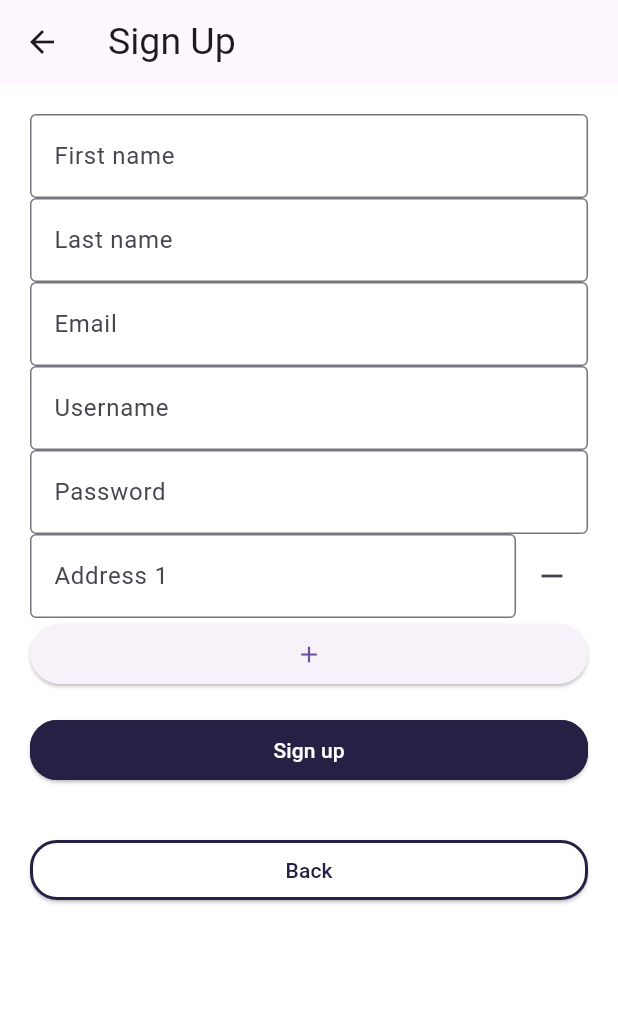
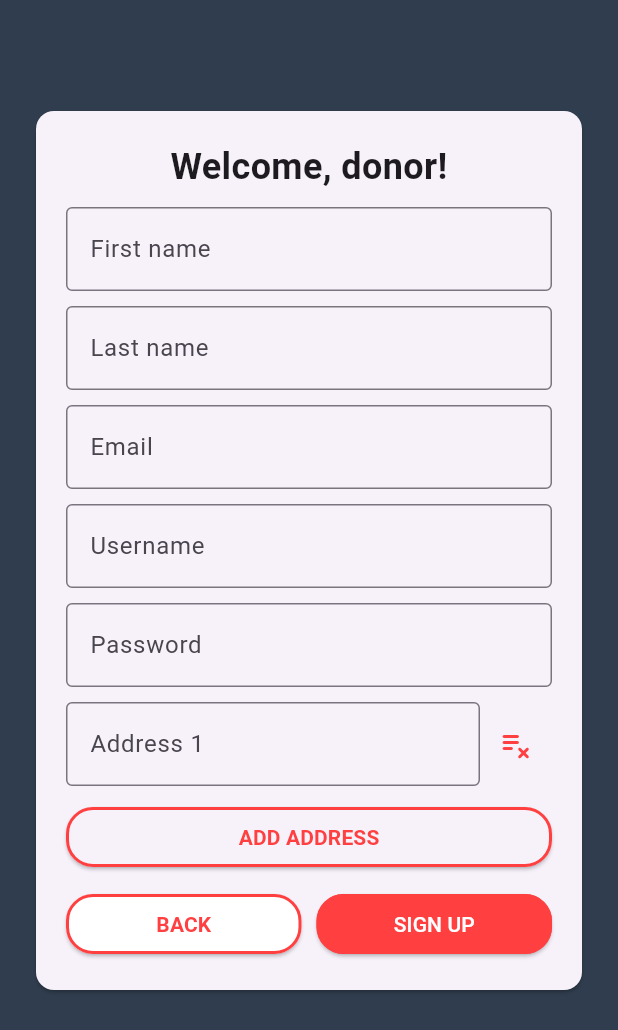
Before and after one commit to ICS-CMSC-23/donation-drive-app, a Flutter app: the SignUpPage screen opened by its route, on a phone screen of 412 x 824 dp. Shown: the top 1030 px of the screen. Run offline on Flutter 3.47's test engine with Material 3 defaults, Android fonts, the phone set to English and light mode, and no system bars; our stand-ins replace email_validator, firebase_auth, firebase_core; accounts and stored records are empty.

Commit message:
ui: updated design of sign up for donors

```diff
--- a/lib/screens/sign_up_page.dart
+++ b/lib/screens/sign_up_page.dart
@@ -1,5 +1,6 @@
 import 'package:flutter/material.dart';
 import 'package:email_validator/email_validator.dart';
+import 'package:flutter/widgets.dart';
 import 'package:provider/provider.dart';
 import '../provider/auth_provider.dart';
 
@@ -94,17 +95,15 @@ class _SignUpPageState extends State<SignUpPage> {
           return null;
         });
 
-    final signUpButton = Padding(
-      padding: const EdgeInsets.symmetric(vertical: 16.0),
-      child: ElevatedButton(
+    final signUpButton = ElevatedButton(
       style: ButtonStyle(
         backgroundColor: const MaterialStatePropertyAll<Color>(
-              Color.fromARGB(255, 38, 32, 69)),
+            Color.fromRGBO(255, 63, 64, 1)),
         shape: MaterialStateProperty.all<RoundedRectangleBorder>(
           RoundedRectangleBorder(
             borderRadius: BorderRadius.circular(18.0),
             side: const BorderSide(
-                  color: Color.fromARGB(255, 38, 32, 69), width: 2.0),
+                color: Color.fromRGBO(255, 63, 64, 1), width: 2.0),
           ),
         ),
       ),
@@ -116,56 +115,64 @@ class _SignUpPageState extends State<SignUpPage> {
           if (context.mounted) Navigator.pop(context);
         }
       },
-        child: const Text('Sign up', style: TextStyle(color: Colors.white)),
-      ),
+      child: const Text('SIGN UP', style: TextStyle(color: Colors.white)),
     );
 
-    final backButton = Padding(
-      padding: const EdgeInsets.symmetric(vertical: 16.0),
-      child: ElevatedButton(
+    final backButton = ElevatedButton(
       style: ButtonStyle(
         backgroundColor: const MaterialStatePropertyAll<Color>(Colors.white),
         shape: MaterialStateProperty.all<RoundedRectangleBorder>(
           RoundedRectangleBorder(
             borderRadius: BorderRadius.circular(18.0),
             side: const BorderSide(
-                  color: Color.fromARGB(255, 38, 32, 69), width: 2.0),
+                color: Color.fromRGBO(255, 63, 64, 1), width: 2.0),
           ),
         ),
       ),
       onPressed: () async {
         Navigator.pop(context);
       },
-        child: const Text('Back',
-            style: TextStyle(color: Color.fromARGB(255, 38, 32, 69))),
-      ),
+      child: const Text('BACK',
+          style: TextStyle(
+              fontWeight: FontWeight.bold,
+              color: Color.fromRGBO(255, 63, 64, 1))),
     );
 
     return Scaffold(
-      appBar: AppBar(
-        title: const Text(
-          "Sign Up",
-          textAlign: TextAlign.center,
-          style: TextStyle(fontSize: 25),
-        ),
-      ),
-      backgroundColor: Colors.white,
+      backgroundColor: const Color.fromRGBO(48, 61, 78, 1),
       body: SingleChildScrollView(
         child: Center(
           child: Form(
             key: _formKey,
+            child: Padding(
+                padding: const EdgeInsets.fromLTRB(20, 70, 20, 20),
+                child: Card(
                     child: Padding(
                   padding: const EdgeInsets.all(20),
                   child: Column(
                     crossAxisAlignment: CrossAxisAlignment.stretch,
                     mainAxisAlignment: MainAxisAlignment.center,
                     children: [
+                      const Text(
+                        "Welcome, donor!",
+                        textAlign: TextAlign.center,
+                        style: TextStyle(
+                            fontSize: 24, fontWeight: FontWeight.bold),
+                      ),
+                      const SizedBox(height: 10),
                       firstName,
+                      const SizedBox(height: 10),
                       lastName,
+                      const SizedBox(height: 10),
                       email,
+                      const SizedBox(height: 10),
                       username,
+                      const SizedBox(height: 10),
                       password,
+                      const SizedBox(height: 10),
                       for (var i = 0; i < addressesController.length; i++)
+                        Column(
+                          children: [
                             Row(children: [
                               Expanded(
                                   child: TextFormField(
@@ -175,27 +182,59 @@ class _SignUpPageState extends State<SignUpPage> {
                                   border: const OutlineInputBorder(),
                                 ),
                               )),
+                              const SizedBox(height: 10),
                               IconButton(
-                          icon: const Icon(Icons.remove),
+                                  color: const Color.fromRGBO(255, 63, 64, 1),
+                                  icon:
+                                      const Icon(Icons.playlist_remove_rounded),
                                   onPressed: () {
                                     setState(() {
                                       addressesController.removeAt(i);
                                     });
                                   })
                             ]),
+                            const SizedBox(height: 10),
+                          ],
+                        ),
                       ElevatedButton(
+                        style: ButtonStyle(
+                          foregroundColor:
+                              const MaterialStatePropertyAll<Color>(
+                                  Color.fromRGBO(255, 63, 64,
+                                      1)), // Set the icon/text color
+                          side: const MaterialStatePropertyAll<BorderSide>(
+                              BorderSide(
+                                  color: Color.fromRGBO(255, 63, 64, 1),
+                                  width: 2.0) // Outline color
+                              ),
+                          shape:
+                              MaterialStatePropertyAll<RoundedRectangleBorder>(
+                            RoundedRectangleBorder(
+                              borderRadius: BorderRadius.circular(
+                                  18.0), // Set the border radius if needed
+                            ),
+                          ),
+                        ),
                         onPressed: () {
                           setState(() {
                             addressesController.add(TextEditingController());
                           });
                         },
-                    child: const Icon(Icons.add),
+                        child: const Text('ADD ADDRESS',
+                            style: TextStyle(fontWeight: FontWeight.bold)),
                       ),
-                  signUpButton,
-                  backButton
+                      const SizedBox(height: 10),
+                      Row(
+                        mainAxisAlignment: MainAxisAlignment.spaceEvenly,
+                        children: [
+                          Expanded(child: backButton),
+                          const SizedBox(width: 10),
+                          Expanded(child: signUpButton),
                         ],
                       ),
+                    ],
                   ),
+                ))),
           ),
         ),
       ),
@@ -350,7 +389,8 @@ class _OrganizationSignUpPageState extends State<OrganizationSignUpPage> {
             if (context.mounted) Navigator.pop(context);
           }
         },
-        child: const Text('Sign up', style: TextStyle(color: Colors.white)),
+        child: const Text('Sign up',
+            style: TextStyle(color: Color.fromRGBO(48, 61, 78, 1))),
       ),
     );
 
@@ -363,14 +403,14 @@ class _OrganizationSignUpPageState extends State<OrganizationSignUpPage> {
             RoundedRectangleBorder(
               borderRadius: BorderRadius.circular(18.0),
               side: const BorderSide(
-                  color: Color.fromARGB(255, 38, 32, 69), width: 2.0),
+                  color: Color.fromRGBO(48, 61, 78, 1), width: 2.0),
             ),
           ),
         ),
         onPressed: () async {
           Navigator.pop(context);
         },
-        child: const Text('Back',
+        child: const Text('BACK',
             style: TextStyle(color: Color.fromARGB(255, 38, 32, 69))),
       ),
     );
```
Lines whose indentation alone changed are shown as unchanged.
